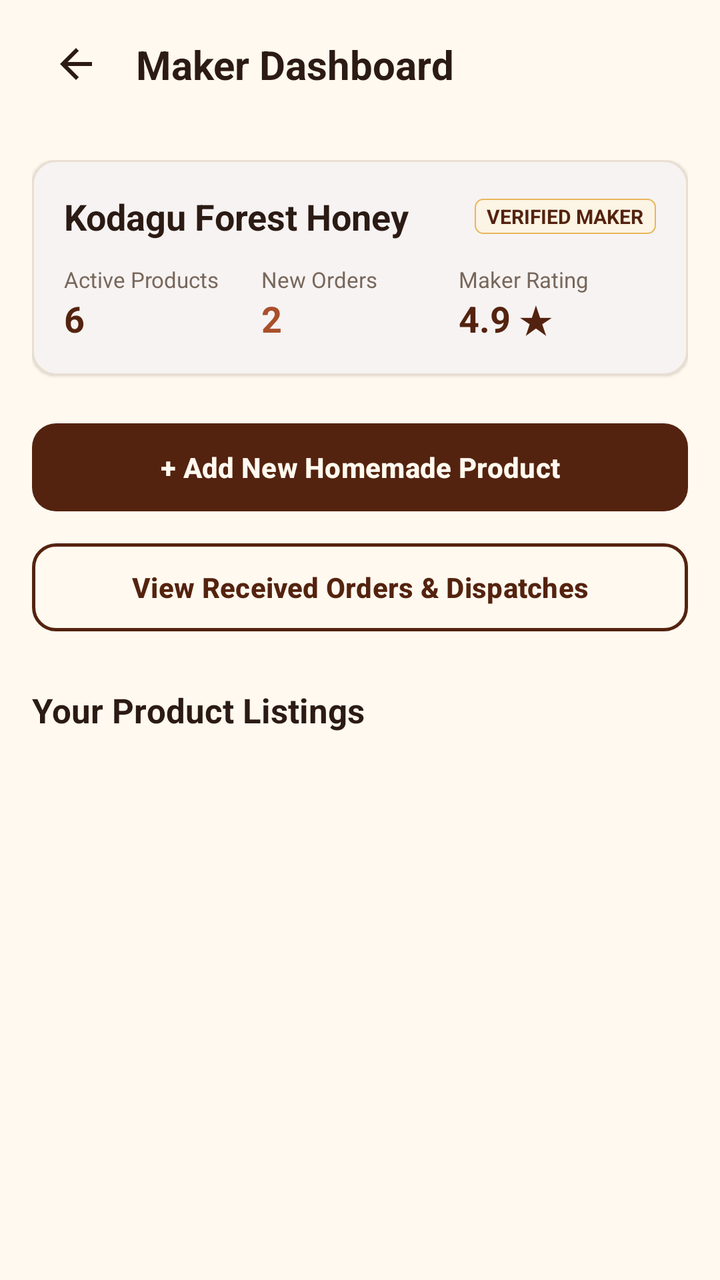
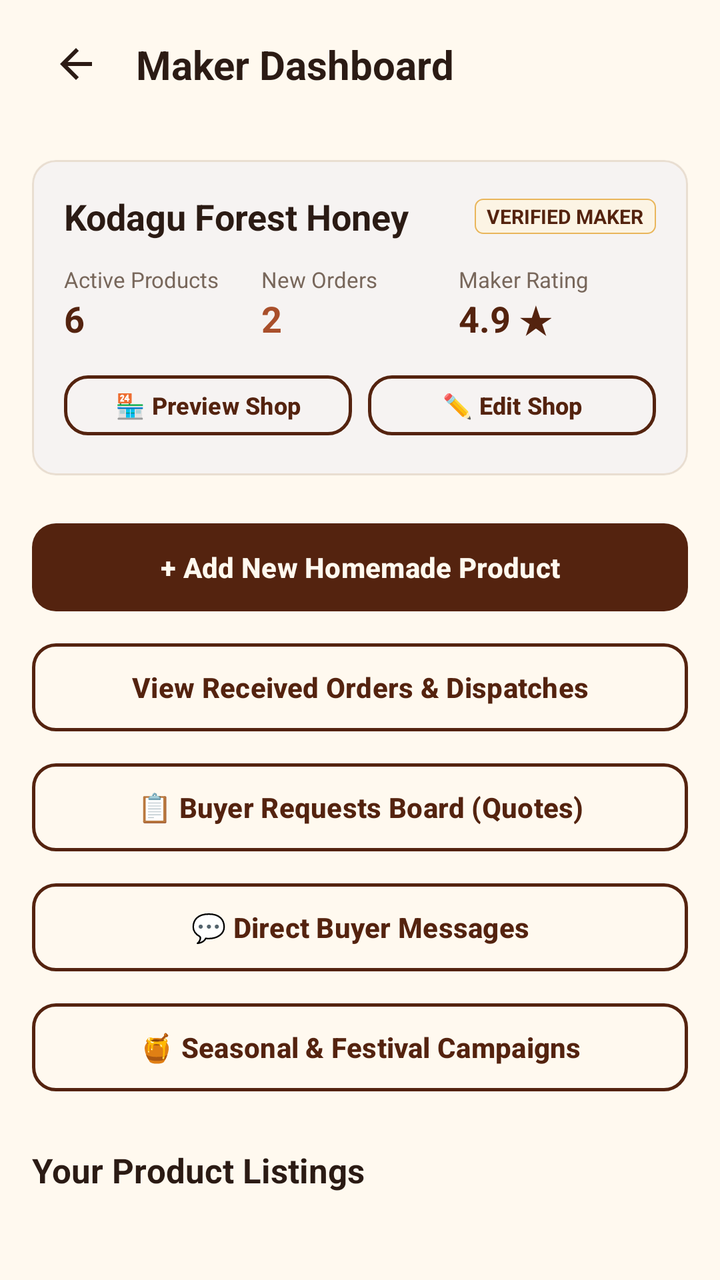

Two renders of the same Android screen: before a commit and after it. Below are the layout's source before the change and the commit's diff.
<!-- AndroidManifest.xml: application theme Theme.MOOLA -->
<!-- res/layout/activity_seller_dashboard.xml -->
<?xml version="1.0" encoding="utf-8"?>
<androidx.constraintlayout.widget.ConstraintLayout xmlns:android="http://schemas.android.com/apk/res/android"
    xmlns:app="http://schemas.android.com/apk/res-auto"
    android:layout_width="match_parent"
    android:layout_height="match_parent"
    android:background="@color/moola_cream">

    <androidx.constraintlayout.widget.ConstraintLayout
        android:id="@+id/sellerHeader"
        android:layout_width="match_parent"
        android:layout_height="@dimen/header_height"
        android:paddingHorizontal="@dimen/spacing_base"
        app:layout_constraintTop_toTopOf="parent">

        <ImageButton
            android:id="@+id/btnBackSeller"
            android:layout_width="44dp"
            android:layout_height="44dp"
            android:background="?attr/selectableItemBackgroundBorderless"
            android:contentDescription="Back"
            android:src="@drawable/ic_arrow_back"
            app:layout_constraintBottom_toBottomOf="parent"
            app:layout_constraintStart_toStartOf="parent"
            app:layout_constraintTop_toTopOf="parent"
            app:tint="@color/moola_charcoal" />

        <TextView
            android:id="@+id/tvSellerDashboardTitle"
            android:layout_width="0dp"
            android:layout_height="wrap_content"
            android:layout_marginStart="@dimen/spacing_sm"
            android:text="Maker Dashboard"
            android:textColor="@color/moola_charcoal"
            android:textSize="@dimen/text_lg"
            android:textStyle="bold"
            app:layout_constraintBottom_toBottomOf="parent"
            app:layout_constraintEnd_toEndOf="parent"
            app:layout_constraintStart_toEndOf="@+id/btnBackSeller"
            app:layout_constraintTop_toTopOf="parent" />
    </androidx.constraintlayout.widget.ConstraintLayout>

    <androidx.core.widget.NestedScrollView
        android:layout_width="match_parent"
        android:layout_height="0dp"
        android:fillViewport="true"
        app:layout_constraintBottom_toBottomOf="parent"
        app:layout_constraintTop_toBottomOf="@+id/sellerHeader">

        <LinearLayout
            android:layout_width="match_parent"
            android:layout_height="wrap_content"
            android:orientation="vertical"
            android:padding="@dimen/spacing_base"
            android:paddingBottom="@dimen/spacing_3xl">

            
            <com.google.android.material.card.MaterialCardView
                android:layout_width="match_parent"
                android:layout_height="wrap_content"
                app:cardBackgroundColor="@color/moola_white"
                app:cardCornerRadius="@dimen/radius_md"
                app:cardElevation="1dp"
                app:strokeColor="@color/moola_sandstone_border"
                app:strokeWidth="1dp">

                <LinearLayout
                    android:layout_width="match_parent"
                    android:layout_height="wrap_content"
                    android:orientation="vertical"
                    android:padding="@dimen/spacing_base">

                    <androidx.constraintlayout.widget.ConstraintLayout
                        android:layout_width="match_parent"
                        android:layout_height="wrap_content">

                        <TextView
                            android:id="@+id/tvSellerShopHeading"
                            android:layout_width="0dp"
                            android:layout_height="wrap_content"
                            android:text="Kodagu Forest Honey"
                            android:textColor="@color/moola_charcoal"
                            android:textSize="18sp"
                            android:textStyle="bold"
                            app:layout_constraintBottom_toBottomOf="parent"
                            app:layout_constraintEnd_toStartOf="@+id/tvSellerKycBadge"
                            app:layout_constraintStart_toStartOf="parent"
                            app:layout_constraintTop_toTopOf="parent" />

                        <TextView
                            android:id="@+id/tvSellerKycBadge"
                            android:layout_width="wrap_content"
                            android:layout_height="wrap_content"
                            android:background="@drawable/bg_tag_organic"
                            android:text="VERIFIED MAKER"
                            android:textColor="@color/moola_forest_green"
                            android:textSize="10sp"
                            android:textStyle="bold"
                            app:layout_constraintBottom_toBottomOf="parent"
                            app:layout_constraintEnd_toEndOf="parent"
                            app:layout_constraintTop_toTopOf="parent" />
                    </androidx.constraintlayout.widget.ConstraintLayout>

                    
                    <LinearLayout
                        android:layout_width="match_parent"
                        android:layout_height="wrap_content"
                        android:layout_marginTop="@dimen/spacing_md"
                        android:orientation="horizontal">

                        <LinearLayout
                            android:layout_width="0dp"
                            android:layout_height="wrap_content"
                            android:layout_weight="1"
                            android:orientation="vertical">

                            <TextView
                                android:layout_width="wrap_content"
                                android:layout_height="wrap_content"
                                android:text="Active Products"
                                android:textColor="@color/moola_charcoal_secondary"
                                android:textSize="11sp" />

                            <TextView
                                android:id="@+id/tvSellerActiveProductsCount"
                                android:layout_width="wrap_content"
                                android:layout_height="wrap_content"
                                android:text="6"
                                android:textColor="@color/moola_forest_green"
                                android:textSize="18sp"
                                android:textStyle="bold" />
                        </LinearLayout>

                        <LinearLayout
                            android:layout_width="0dp"
                            android:layout_height="wrap_content"
                            android:layout_weight="1"
                            android:orientation="vertical">

                            <TextView
                                android:layout_width="wrap_content"
                                android:layout_height="wrap_content"
                                android:text="New Orders"
                                android:textColor="@color/moola_charcoal_secondary"
                                android:textSize="11sp" />

                            <TextView
                                android:id="@+id/tvSellerNewOrdersCount"
                                android:layout_width="wrap_content"
                                android:layout_height="wrap_content"
                                android:text="2"
                                android:textColor="@color/moola_terracotta"
                                android:textSize="18sp"
                                android:textStyle="bold" />
                        </LinearLayout>

                        <LinearLayout
                            android:layout_width="0dp"
                            android:layout_height="wrap_content"
                            android:layout_weight="1"
                            android:orientation="vertical">

                            <TextView
                                android:layout_width="wrap_content"
                                android:layout_height="wrap_content"
                                android:text="Maker Rating"
                                android:textColor="@color/moola_charcoal_secondary"
                                android:textSize="11sp" />

                            <TextView
                                android:id="@+id/tvSellerRating"
                                android:layout_width="wrap_content"
                                android:layout_height="wrap_content"
                                android:text="4.9 ★"
                                android:textColor="@color/moola_forest_green"
                                android:textSize="18sp"
                                android:textStyle="bold" />
                        </LinearLayout>
                    </LinearLayout>

                </LinearLayout>
            </com.google.android.material.card.MaterialCardView>

            
            <com.google.android.material.button.MaterialButton
                android:id="@+id/btnAddProduct"
                style="@style/Widget.MOOLA.Button"
                android:layout_width="match_parent"
                android:layout_height="@dimen/button_height"
                android:layout_marginTop="@dimen/spacing_lg"
                android:text="+ Add New Homemade Product" />

            
            <com.google.android.material.button.MaterialButton
                android:id="@+id/btnManageSellerOrders"
                style="@style/Widget.MOOLA.Button.Outlined"
                android:layout_width="match_parent"
                android:layout_height="@dimen/button_height"
                android:layout_marginTop="@dimen/spacing_sm"
                android:text="View Received Orders &amp; Dispatches" />

            
            <TextView
                android:layout_width="wrap_content"
                android:layout_height="wrap_content"
                android:layout_marginTop="@dimen/spacing_xl"
                android:text="Your Product Listings"
                android:textColor="@color/moola_charcoal"
                android:textSize="@dimen/text_md"
                android:textStyle="bold" />

            <androidx.recyclerview.widget.RecyclerView
                android:id="@+id/rvSellerProducts"
                android:layout_width="match_parent"
                android:layout_height="wrap_content"
                android:layout_marginTop="@dimen/spacing_sm"
                android:nestedScrollingEnabled="false" />

            <ProgressBar
                android:id="@+id/pbSeller"
                android:layout_width="36dp"
                android:layout_height="36dp"
                android:layout_gravity="center"
                android:layout_marginTop="@dimen/spacing_xl"
                android:indeterminateTint="@color/moola_forest_green"
                android:visibility="gone" />

        </LinearLayout>
    </androidx.core.widget.NestedScrollView>

</androidx.constraintlayout.widget.ConstraintLayout>
<!-- resources referenced by this layout -->
<resources>
  <color name="moola_charcoal">#2B1B14</color>
  <color name="moola_charcoal_secondary">#78675B</color>
  <color name="moola_cream">#FFF9EF</color>
  <color name="moola_forest_green">#54230F</color>
  <color name="moola_sandstone_border">#E9DED1</color>
  <color name="moola_terracotta">#A94F2B</color>
  <color name="moola_white">#FFFFFF</color>
  <dimen name="button_height">52dp</dimen>
  <dimen name="header_height">64dp</dimen>
  <dimen name="radius_md">12dp</dimen>
  <dimen name="spacing_3xl">48dp</dimen>
  <dimen name="spacing_base">16dp</dimen>
  <dimen name="spacing_lg">20dp</dimen>
  <dimen name="spacing_md">12dp</dimen>
  <dimen name="spacing_sm">8dp</dimen>
  <dimen name="spacing_xl">24dp</dimen>
  <dimen name="text_lg">20sp</dimen>
  <dimen name="text_md">17sp</dimen>
  <!-- drawable bg_tag_organic (drawable) -->
  <?xml version="1.0" encoding="utf-8"?>
  <shape xmlns:android="http://schemas.android.com/apk/res/android"
      android:shape="rectangle">
      <solid android:color="@color/moola_golden_subtle" />
      <stroke android:width="0.75dp" android:color="@color/moola_golden_accent" />
      <corners android:radius="@dimen/radius_xs" />
      <padding
          android:left="6dp"
          android:top="2dp"
          android:right="6dp"
          android:bottom="2dp" />
  </shape>
  <!-- drawable ic_arrow_back (drawable) -->
  <vector xmlns:android="http://schemas.android.com/apk/res/android"
      android:width="24dp"
      android:height="24dp"
      android:viewportWidth="24"
      android:viewportHeight="24">
      <path
          android:fillColor="@color/moola_charcoal"
          android:pathData="M20,11H7.83l5.59,-5.59L12,4l-8,8 8,8 1.41,-1.41L7.83,13H20v-2z" />
  </vector>
  <style name="Widget.MOOLA.Button" parent="Widget.Material3.Button">
          <item name="backgroundTint">@color/moola_primary_brown</item>
          <item name="android:textColor">@color/moola_cream</item>
          <item name="cornerRadius">@dimen/radius_md</item>
          <item name="android:textAllCaps">false</item>
          <item name="android:minHeight">@dimen/button_height</item>
          <item name="android:textStyle">bold</item>
      </style>
  <color name="moola_golden_subtle">#FCF4E4</color>
  <color name="moola_golden_accent">#E9B65B</color>
  <dimen name="radius_xs">4dp</dimen>
  <color name="moola_primary_brown">#54230F</color>
  <color name="moola_deep_chocolate">#351609</color>
  <color name="moola_honey_amber">#D99124</color>
  <color name="moola_card_surface">#FFFFFF</color>
  <color name="moola_primary_text">#2B1B14</color>
  <color name="moola_cream_surface">#FDF6EB</color>
  <style name="Widget.MOOLA.Card" parent="Widget.Material3.CardView.Filled">
          <item name="cardBackgroundColor">@color/moola_card_surface</item>
          <item name="cardCornerRadius">@dimen/radius_md</item>
          <item name="cardElevation">1dp</item>
          <item name="strokeColor">@color/moola_subtle_border</item>
          <item name="strokeWidth">1dp</item>
      </style>
  <color name="moola_subtle_border">#E9DED1</color>
  <!-- unchanged entries left out for length: 2 -->
</resources>

<!-- the commit's change to res/layout/activity_seller_dashboard.xml (unified diff, before → after) -->
@@ -177,6 +177,33 @@
                         </LinearLayout>
                     </LinearLayout>
 
+                    
+                    <LinearLayout
+                        android:layout_width="match_parent"
+                        android:layout_height="wrap_content"
+                        android:layout_marginTop="@dimen/spacing_md"
+                        android:orientation="horizontal">
+
+                        <com.google.android.material.button.MaterialButton
+                            android:id="@+id/btnPreviewPublicShop"
+                            style="@style/Widget.MOOLA.Button.Secondary"
+                            android:layout_width="0dp"
+                            android:layout_height="38dp"
+                            android:layout_weight="1"
+                            android:text="🏪 Preview Shop"
+                            android:textSize="12sp" />
+
+                        <com.google.android.material.button.MaterialButton
+                            android:id="@+id/btnEditShopProfile"
+                            style="@style/Widget.MOOLA.Button.Outlined"
+                            android:layout_width="0dp"
+                            android:layout_height="38dp"
+                            android:layout_marginStart="@dimen/spacing_sm"
+                            android:layout_weight="1"
+                            android:text="✏️ Edit Shop"
+                            android:textSize="12sp" />
+                    </LinearLayout>
+
                 </LinearLayout>
             </com.google.android.material.card.MaterialCardView>
 
@@ -197,6 +224,33 @@
                 android:layout_height="@dimen/button_height"
                 android:layout_marginTop="@dimen/spacing_sm"
                 android:text="View Received Orders &amp; Dispatches" />
+
+            
+            <com.google.android.material.button.MaterialButton
+                android:id="@+id/btnSellerRequestsBoard"
+                style="@style/Widget.MOOLA.Button.Secondary"
+                android:layout_width="match_parent"
+                android:layout_height="@dimen/button_height"
+                android:layout_marginTop="@dimen/spacing_sm"
+                android:text="📋 Buyer Requests Board (Quotes)" />
+
+            
+            <com.google.android.material.button.MaterialButton
+                android:id="@+id/btnSellerDirectChats"
+                style="@style/Widget.MOOLA.Button.Outlined"
+                android:layout_width="match_parent"
+                android:layout_height="@dimen/button_height"
+                android:layout_marginTop="@dimen/spacing_sm"
+                android:text="💬 Direct Buyer Messages" />
+
+            
+            <com.google.android.material.button.MaterialButton
+                android:id="@+id/btnSellerFestivalCampaigns"
+                style="@style/Widget.MOOLA.Button.Outlined"
+                android:layout_width="match_parent"
+                android:layout_height="@dimen/button_height"
+                android:layout_marginTop="@dimen/spacing_sm"
+                android:text="🍯 Seasonal &amp; Festival Campaigns" />
 
             
             <TextView
<!-- resource entries referenced after the edit -->
@@ -49,6 +49,15 @@
           <item name="android:minHeight">@dimen/button_height</item>
           <item name="android:textStyle">bold</item>
       </style>
+  <style name="Widget.MOOLA.Button.Secondary" parent="Widget.Material3.Button.OutlinedButton">
+          <item name="strokeColor">@color/moola_primary_brown</item>
+          <item name="strokeWidth">1.5dp</item>
+          <item name="android:textColor">@color/moola_primary_brown</item>
+          <item name="cornerRadius">@dimen/radius_md</item>
+          <item name="android:textAllCaps">false</item>
+          <item name="android:minHeight">@dimen/button_height</item>
+          <item name="android:textStyle">bold</item>
+      </style>
   <color name="moola_golden_subtle">#FCF4E4</color>
   <color name="moola_golden_accent">#E9B65B</color>
   <dimen name="radius_xs">4dp</dimen>
